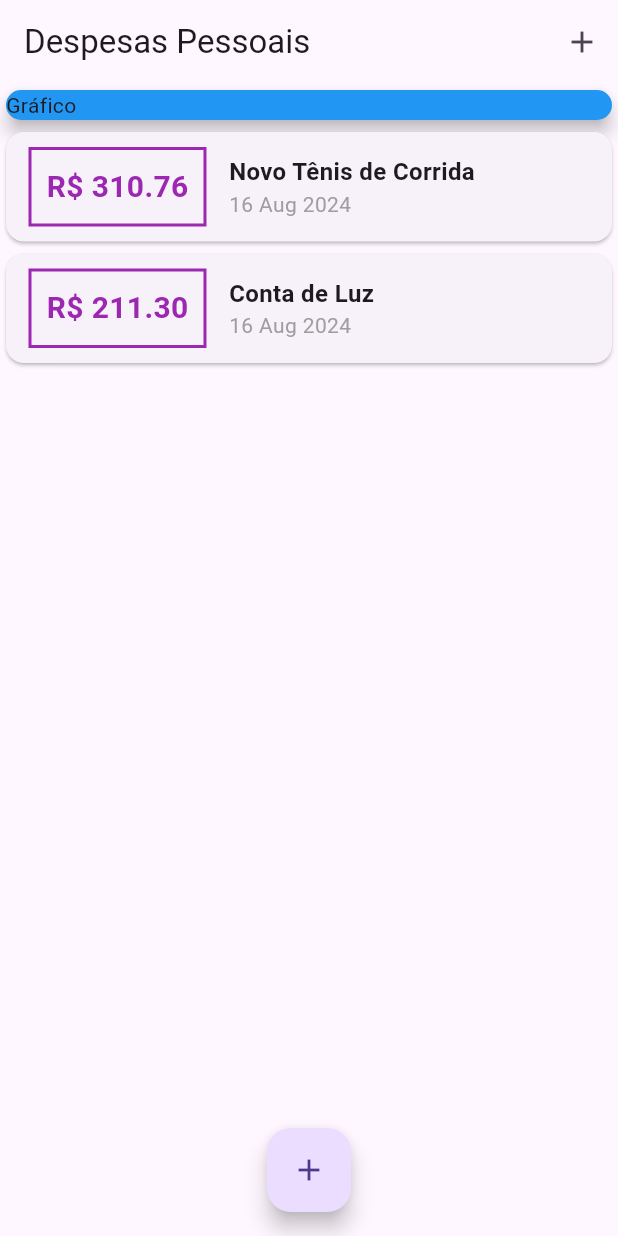
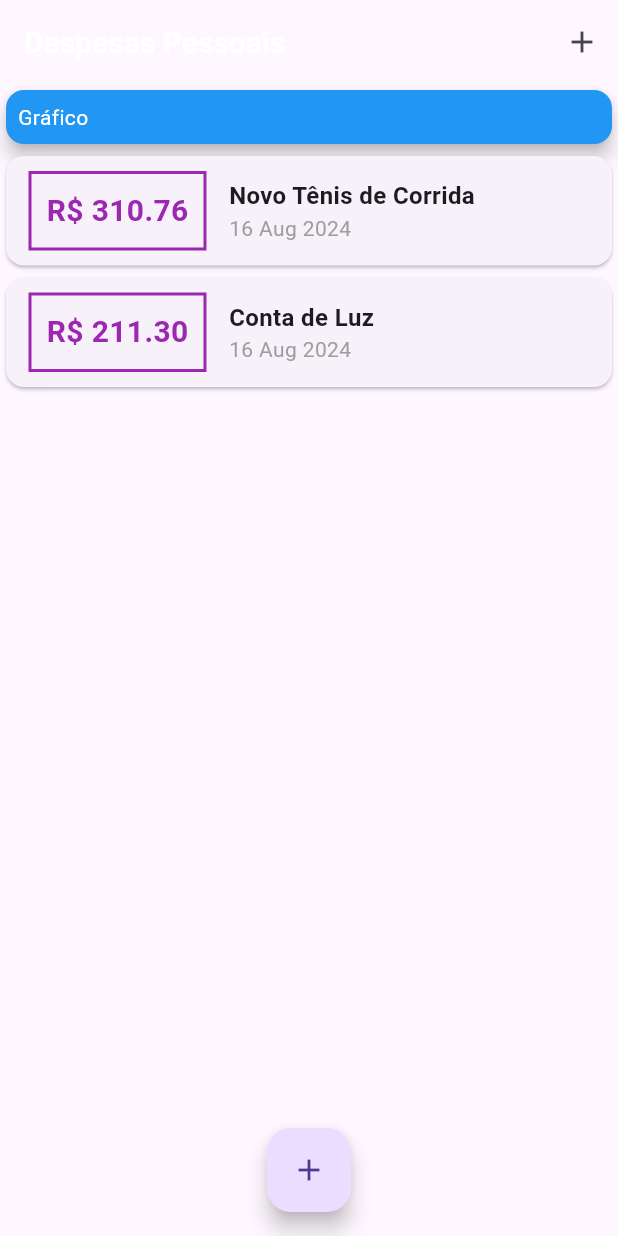
Before and after one commit to so-tha/Expenses_app, a Flutter app: the screen it shows after launch, on a phone screen of 412 x 824 dp. Run offline on Flutter 3.47's test engine with Material 3 defaults, Android fonts, the light colour scheme and no system bars; Roboto replaces fonts that are missing (OpenSans).

Commit message:
pequenas mudanças na main

```diff
--- a/lib/main.dart
+++ b/lib/main.dart
@@ -3,13 +3,39 @@
 import 'package:despesas_pessoais/models/transaction.dart';
 import 'package:despesas_pessoais/transaction_list.dart';
 import 'dart:math';
+
 main() => runApp(const ExpensesApp());
 
 class ExpensesApp extends StatelessWidget {
   const ExpensesApp({Key? key}) : super(key: key);
+
   @override
   Widget build(BuildContext context) {
-    return const MaterialApp(home: MyHomePage());
+    final ThemeData tema = ThemeData();
+    return MaterialApp(
+      home: const MyHomePage(),
+      theme: tema.copyWith(
+        colorScheme: tema.colorScheme.copyWith(
+          primary: Colors.purple,
+          secondary: Colors.amber,
+        ),
+        textTheme: tema.textTheme.copyWith(
+          titleLarge: const TextStyle(
+            fontFamily: 'OpenSans',
+            fontSize: 18,
+            fontWeight: FontWeight.bold,
+            color: Colors.black,
+          ),
+        ),
+        appBarTheme: const AppBarTheme(
+          titleTextStyle: TextStyle(
+            fontFamily: 'OpenSans',
+            fontSize: 20,
+            fontWeight: FontWeight.bold,
+          ),
+        ),
+      ),
+    );
   }
 }
 
@@ -21,7 +47,7 @@
 }
 
 class _MyHomePageState extends State<MyHomePage> {
-  final _transactions = [
+  final List<Transaction> _transactions = [
     Transaction(
       id: 't1',
       title: 'Novo Tênis de Corrida',
@@ -47,6 +73,8 @@
     setState(() {
       _transactions.add(newTransaction);
     });
+
+    Navigator.of(context).pop(); // Fecha o modal após adicionar uma transação
   }
 
   _openTransactionFormModal(BuildContext context) {
@@ -77,7 +105,13 @@
             const SizedBox(
               child: Card(
                 color: Colors.blue,
-                child: Text('Gráfico'),
+                child: Padding(
+                  padding: EdgeInsets.all(8.0),
+                  child: Text(
+                    'Gráfico',
+                    style: TextStyle(color: Colors.white),
+                  ),
+                ),
                 elevation: 5,
               ),
             ),
--- a/lib/transaction_list.dart
+++ b/lib/transaction_list.dart
@@ -25,17 +25,17 @@
                   ),
                   decoration: BoxDecoration(
                     border: Border.all(
-                      color: Colors.purple,
+                      color: Theme.of(context).colorScheme.primary,
                       width: 2,
                     ),
                   ),
                   padding: const EdgeInsets.all(10),
                   child: Text(
                     'R\$ ${tr.value.toStringAsFixed(2)}',
-                    style: const TextStyle(
+                    style: TextStyle(
                       fontWeight: FontWeight.bold,
                       fontSize: 20,
-                      color: Colors.purple,
+                      color: Theme.of(context).colorScheme.primary,
                     ),
                   ),
                 ),
```
Also changed, not shown: 1 other file.
